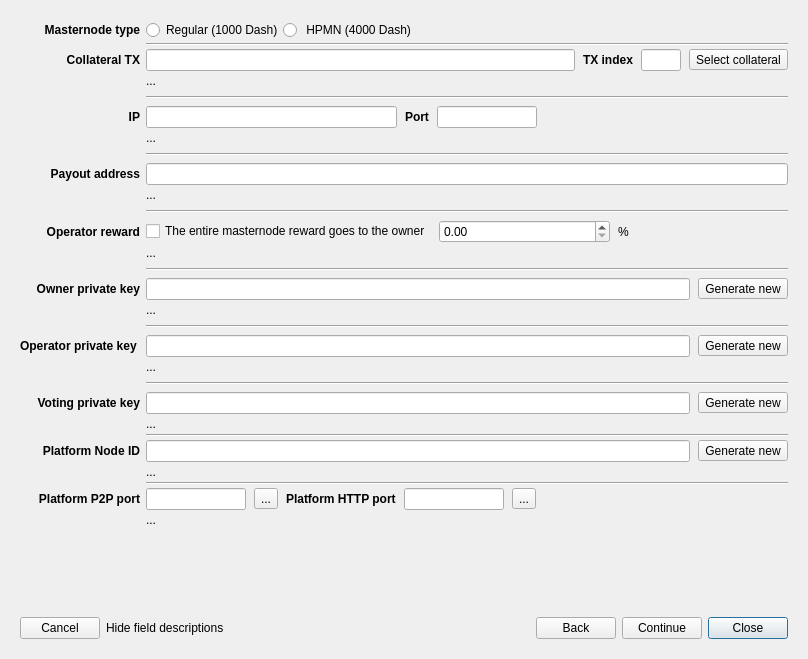
Bertrand256/dash-masternode-tool, file src/ui/ui_reg_masternode_dlg.ui: the form before one commit.
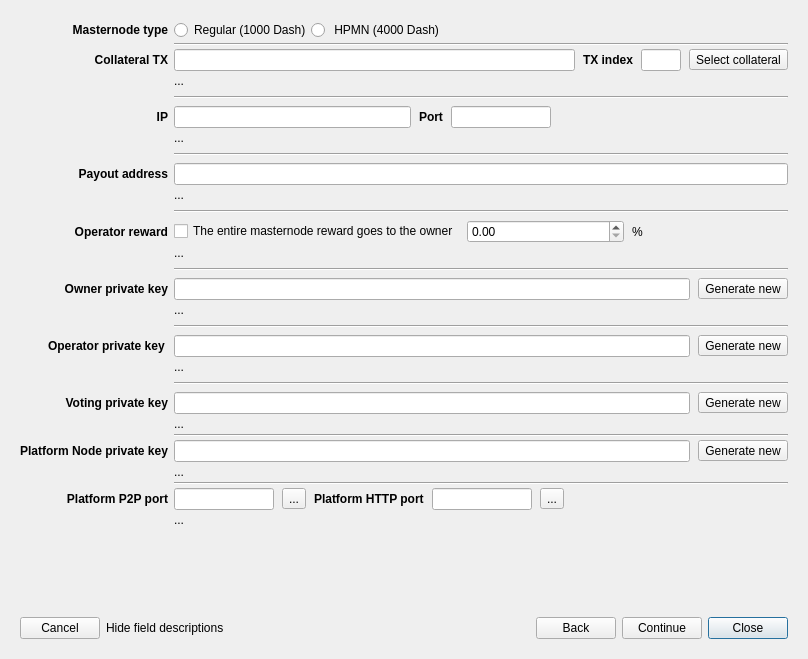
The form after the commit.

Commit message: Support for entering ed25519 private key related to a masternode platform node id.

```diff
--- a/src/ui/ui_reg_masternode_dlg.ui
+++ b/src/ui/ui_reg_masternode_dlg.ui
@@ -160,12 +160,12 @@
         <widget class="QLabel" name="lblPlatformNodeId">
          <property name="font">
           <font>
-           <weight>75</weight>
-           <bold>true</bold>
+           <weight>50</weight>
+           <bold>false</bold>
           </font>
          </property>
          <property name="text">
-          <string>Platform Node ID</string>
+          <string>&lt;b&gt;Platform Node private key&lt;/b&gt;</string>
          </property>
          <property name="alignment">
           <set>Qt::AlignRight|Qt::AlignTrailing|Qt::AlignVCenter</set>
```
Left out of the diff: 8 changed lines with no effect on the pictures. The commit also changes 10 other files.
